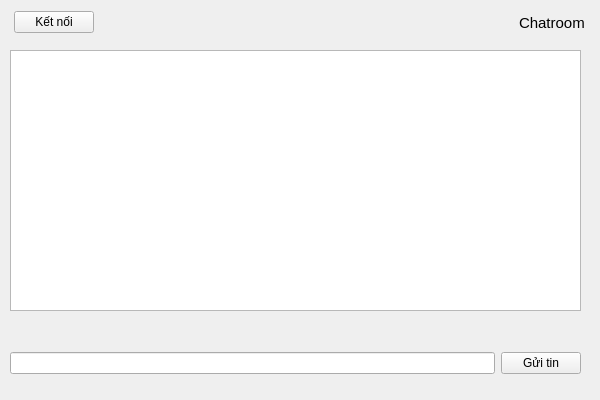
Before: the Qt Designer form Client/client.ui in dinhtuan99/Final_C, drawn with Qt 5.
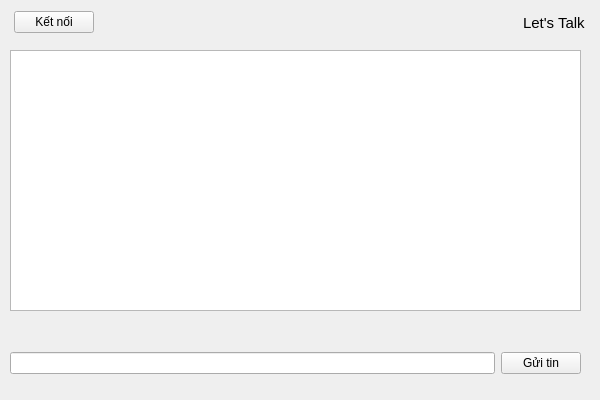
After: the same form once the commit is applied. Icons and pictures are not drawn.

The edit to the form file:
```diff
--- a/Client/client.ui
+++ b/Client/client.ui
@@ -115,7 +115,7 @@
          </font>
         </property>
         <property name="text">
-         <string>Chatroom</string>
+         <string>Let's Talk</string>
         </property>
        </widget>
       </item>
```
